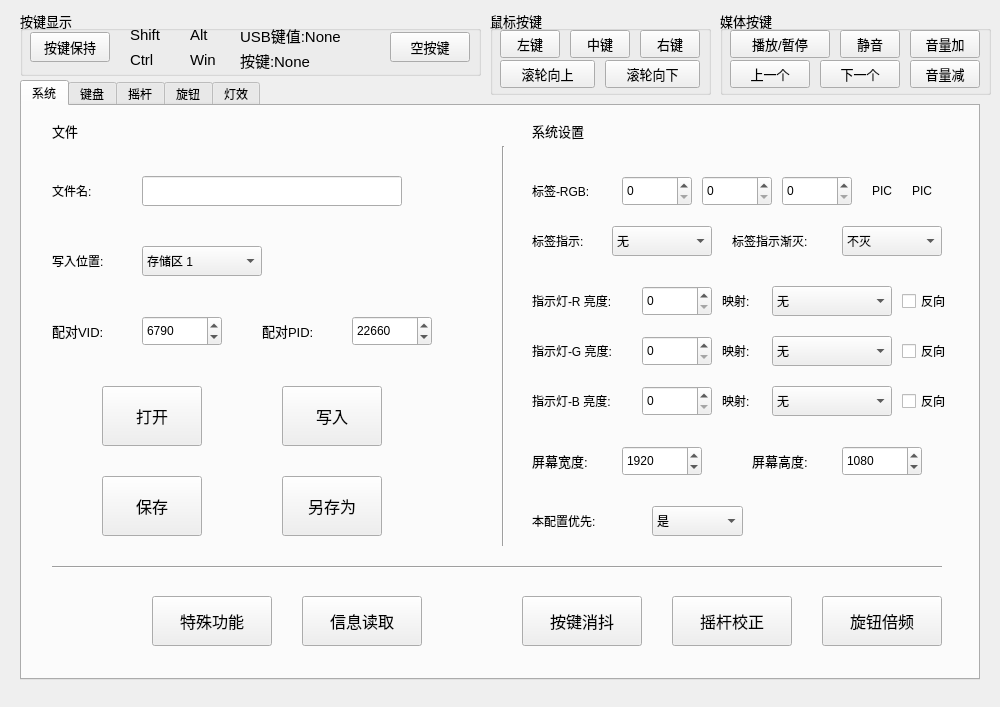
Above: widget.ui from mad0coding/Ethane-XVI-QT before the change. Below: the same form after it.
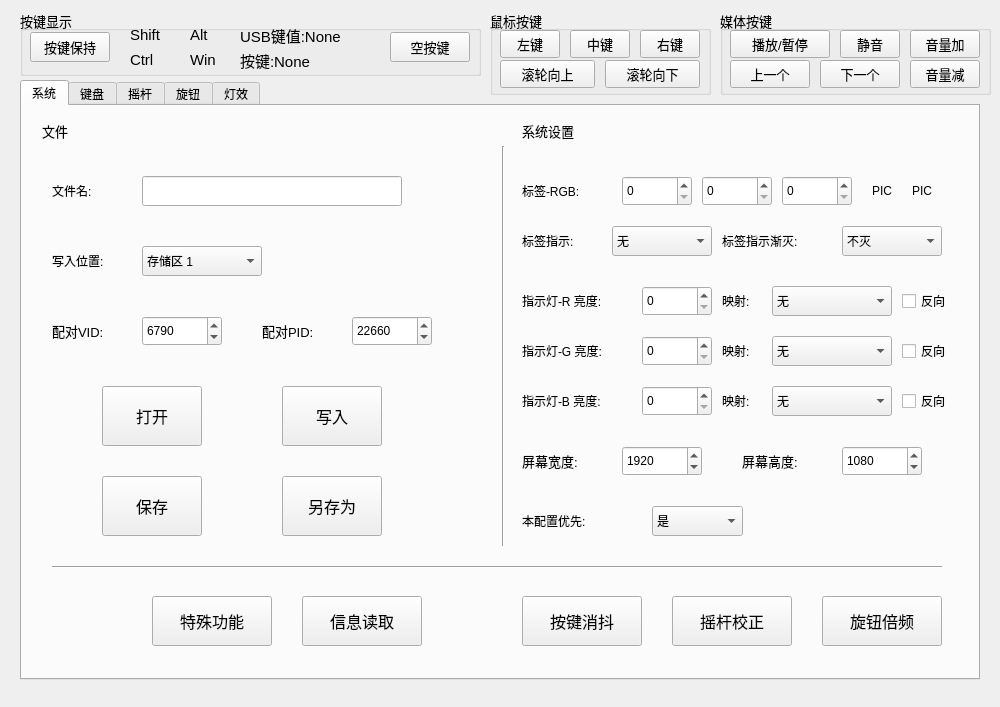
That is the form after the change. The open tabs and pages were chosen to show the change.

```diff
--- a/widget.ui
+++ b/widget.ui
@@ -212,9 +212,9 @@
     <widget class="QLabel" name="label_24">
      <property name="geometry">
       <rect>
-       <x>30</x>
+       <x>20</x>
        <y>10</y>
-       <width>100</width>
+       <width>200</width>
        <height>30</height>
       </rect>
      </property>
@@ -233,9 +233,9 @@
     <widget class="QLabel" name="label_25">
      <property name="geometry">
       <rect>
-       <x>510</x>
+       <x>500</x>
        <y>10</y>
-       <width>100</width>
+       <width>200</width>
        <height>30</height>
       </rect>
      </property>
@@ -270,7 +270,7 @@
     <widget class="QLabel" name="label_27">
      <property name="geometry">
       <rect>
-       <x>710</x>
+       <x>700</x>
        <y>120</y>
        <width>120</width>
        <height>30</height>
@@ -286,7 +286,7 @@
     <widget class="QLabel" name="label_28">
      <property name="geometry">
       <rect>
-       <x>510</x>
+       <x>500</x>
        <y>120</y>
        <width>100</width>
        <height>30</height>
@@ -371,7 +371,7 @@
     <widget class="QLabel" name="label_30">
      <property name="geometry">
       <rect>
-       <x>510</x>
+       <x>500</x>
        <y>400</y>
        <width>100</width>
        <height>30</height>
@@ -410,7 +410,7 @@
     <widget class="QLabel" name="lb_screen_h">
      <property name="geometry">
       <rect>
-       <x>730</x>
+       <x>720</x>
        <y>340</y>
        <width>81</width>
        <height>30</height>
@@ -453,7 +453,7 @@
     <widget class="QLabel" name="lb_screen_w">
      <property name="geometry">
       <rect>
-       <x>510</x>
+       <x>500</x>
        <y>340</y>
        <width>81</width>
        <height>30</height>
@@ -688,7 +688,7 @@
     <widget class="QLabel" name="label_35">
      <property name="geometry">
       <rect>
-       <x>510</x>
+       <x>500</x>
        <y>70</y>
        <width>100</width>
        <height>30</height>
@@ -977,7 +977,7 @@
     <widget class="QLabel" name="label_62">
      <property name="geometry">
       <rect>
-       <x>510</x>
+       <x>500</x>
        <y>180</y>
        <width>120</width>
        <height>30</height>
@@ -1117,7 +1117,7 @@
     <widget class="QLabel" name="label_64">
      <property name="geometry">
       <rect>
-       <x>510</x>
+       <x>500</x>
        <y>230</y>
        <width>120</width>
        <height>30</height>
@@ -1133,7 +1133,7 @@
     <widget class="QLabel" name="label_65">
      <property name="geometry">
       <rect>
-       <x>510</x>
+       <x>500</x>
        <y>280</y>
        <width>120</width>
        <height>30</height>
```
Left out of the diff: 68 changed lines with no effect on the pictures.
